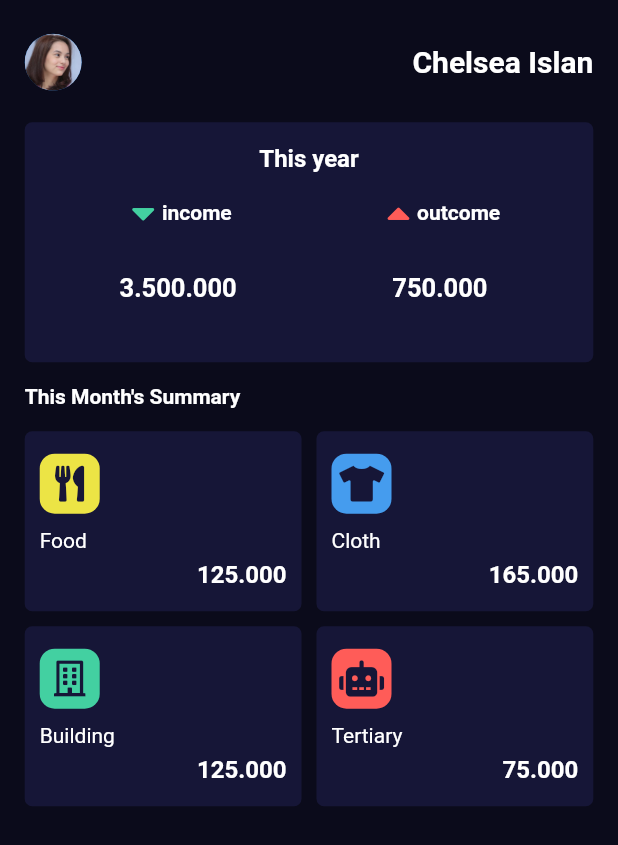
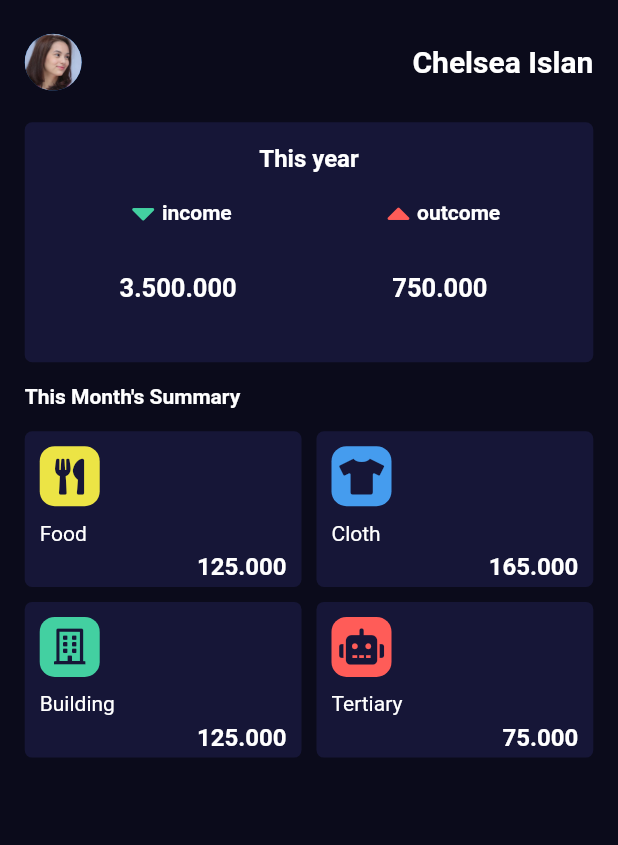
Before and after one commit to nanangsetya/flutter-bulananku, a Flutter app: the DashboardPage screen opened directly, on a phone screen of 412 x 824 dp. Shown: the top 845 px of the screen. Run offline on Flutter 3.47's test engine with Material 2 defaults, Android fonts, the phone set to English and light mode, and no system bars; our stand-ins replace font_awesome_flutter; Roboto replaces fonts that are missing (Bahnschrift).

Commit message:
change card month to gridview

```diff
--- a/lib/widget/dashboard_card_month.dart
+++ b/lib/widget/dashboard_card_month.dart
@@ -13,16 +13,17 @@ class _CardMonthState extends State<CardMonth> {
   Widget build(BuildContext context) {
     return Container(
         width: MediaQuery.of(context).size.width,
-      child: Column(
+        child: GridView.count(
+          shrinkWrap: true,
+          physics: ScrollPhysics(),
+          childAspectRatio: 16 / 9,
+          primary: false,
+          crossAxisSpacing: 10,
+          mainAxisSpacing: 10,
+          crossAxisCount: 2,
           children: [
-          Row(
-            children: [
-              Expanded(
-                flex: 5,
-                child: Container(
-                  margin: EdgeInsets.only(right: 5, bottom: 5),
+            Container(
               padding: EdgeInsets.all(10),
-                  height: 120,
               decoration: BoxDecoration(
                 borderRadius: BorderRadius.circular(5),
                 color: Color(0xff161637),
@@ -67,13 +68,8 @@ class _CardMonthState extends State<CardMonth> {
                 ],
               ),
             ),
-              ),
-              Expanded(
-                flex: 5,
-                child: Container(
-                  margin: EdgeInsets.only(left: 5, bottom: 5),
+            Container(
               padding: EdgeInsets.all(10),
-                  height: 120,
               decoration: BoxDecoration(
                 borderRadius: BorderRadius.circular(5),
                 color: Color(0xff161637),
@@ -118,17 +114,8 @@ class _CardMonthState extends State<CardMonth> {
                 ],
               ),
             ),
-              ),
-            ],
-          ),
-          Row(
-            children: [
-              Expanded(
-                flex: 5,
-                child: Container(
-                  margin: EdgeInsets.only(right: 5, top: 5),
+            Container(
               padding: EdgeInsets.all(10),
-                  height: 120,
               decoration: BoxDecoration(
                 borderRadius: BorderRadius.circular(5),
                 color: Color(0xff161637),
@@ -173,13 +160,8 @@ class _CardMonthState extends State<CardMonth> {
                 ],
               ),
             ),
-              ),
-              Expanded(
-                flex: 5,
-                child: Container(
-                  margin: EdgeInsets.only(left: 5, top: 5),
+            Container(
               padding: EdgeInsets.all(10),
-                  height: 120,
               decoration: BoxDecoration(
                 borderRadius: BorderRadius.circular(5),
                 color: Color(0xff161637),
@@ -224,11 +206,7 @@ class _CardMonthState extends State<CardMonth> {
                 ],
               ),
             ),
-              ),
           ],
-          ),
-        ],
-      ),
-    );
+        ));
   }
 }
```
Lines whose indentation alone changed are shown as unchanged.
